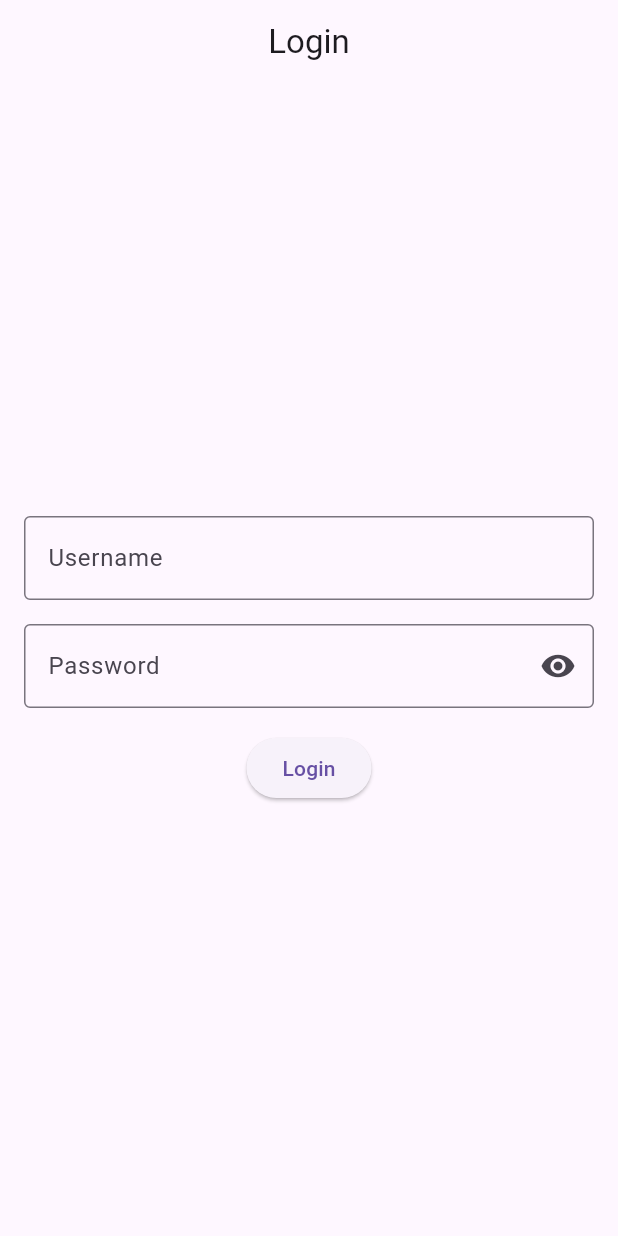
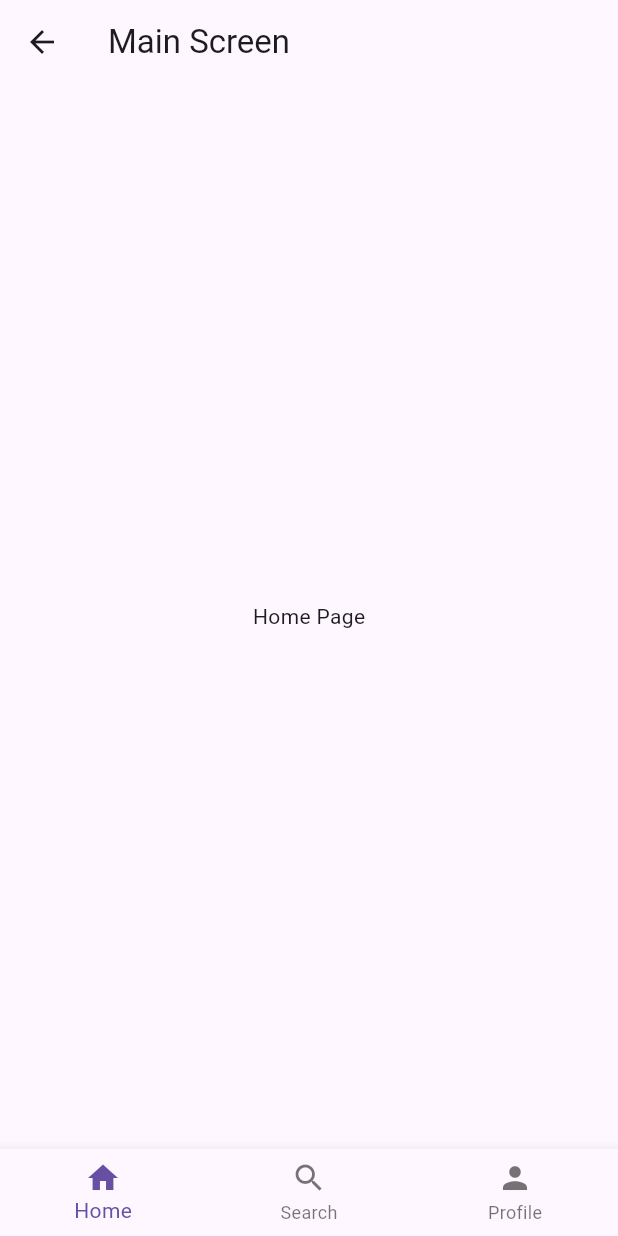
Before and after one commit to Dreamer-T/UniQualifier, a Flutter app: the screen it shows after launch, after a tap on "Login", on a phone screen of 412 x 824 dp. Run offline on Flutter 3.47's test engine with Material 3 defaults, Android fonts, the light colour scheme and no system bars.

Commit message:
创建主界面

```diff
--- a/uniqualifier/lib/main.dart
+++ b/uniqualifier/lib/main.dart
@@ -4,6 +4,7 @@ void main() {
   runApp(Uniqualifier());
 }
 
+/// 应用的root，不可变
 class Uniqualifier extends StatelessWidget {
   @override
   Widget build(BuildContext context) {
@@ -16,12 +17,15 @@ class Uniqualifier extends StatelessWidget {
 
       /// 设置主界面
       home: LoginScreen(),
+      routes: {
+        '/home': (BuildContext context) => LoginScreen(),
+        '/home/admin': (BuildContext context) => MainScreen(),
+      },
     );
   }
 }
 
-/// 第一个界面
-/// 登录界面
+/// 第一个界面：登录界面，可变
 class LoginScreen extends StatefulWidget {
   @override
   _LoginScreenState createState() => _LoginScreenState();
@@ -39,6 +43,7 @@ class _LoginScreenState extends State<LoginScreen> {
     // Perform login logic here
     print('Username: $username');
     print('Password: $password');
+    Navigator.pushNamed(context, "/home/admin");
   }
 
   @override
@@ -91,3 +96,56 @@ class _LoginScreenState extends State<LoginScreen> {
     );
   }
 }
+
+/// 第二个界面：主界面，不可改变
+class MainScreen extends StatefulWidget {
+  @override
+  State<StatefulWidget> createState() => _MainScreenState();
+}
+
+/// 界面创建
+class _MainScreenState extends State<MainScreen> {
+  // 当前选中的页面索引
+  int _currentIndex = 0;
+
+  // 页面列表
+  final List<Widget> _pages = [
+    Center(child: Text('Home Page')),
+    Center(child: Text('Search Page')),
+    Center(child: Text('Profile Page')),
+  ];
+
+  void _onItemTapped(int index) {
+    setState(() {
+      _currentIndex = index;
+    });
+  }
+
+  @override
+  Widget build(BuildContext context) {
+    return Scaffold(
+      appBar: AppBar(
+        title: Text('Main Screen'),
+      ),
+      body: _pages[_currentIndex],
+      bottomNavigationBar: BottomNavigationBar(
+        currentIndex: _currentIndex,
+        onTap: _onItemTapped,
+        items: const <BottomNavigationBarItem>[
+          BottomNavigationBarItem(
+            icon: Icon(Icons.home),
+            label: 'Home',
+          ),
+          BottomNavigationBarItem(
+            icon: Icon(Icons.search),
+            label: 'Search',
+          ),
+          BottomNavigationBarItem(
+            icon: Icon(Icons.person),
+            label: 'Profile',
+          ),
+        ],
+      ),
+    );
+  }
+}
```
